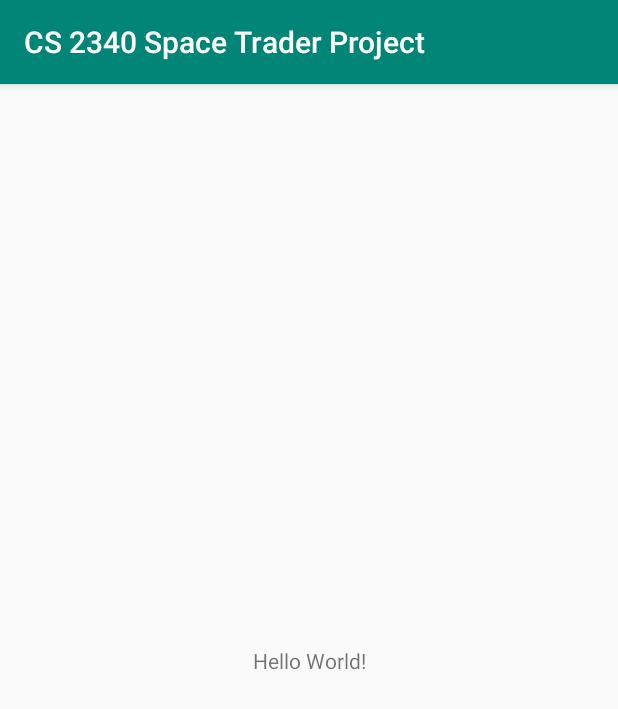
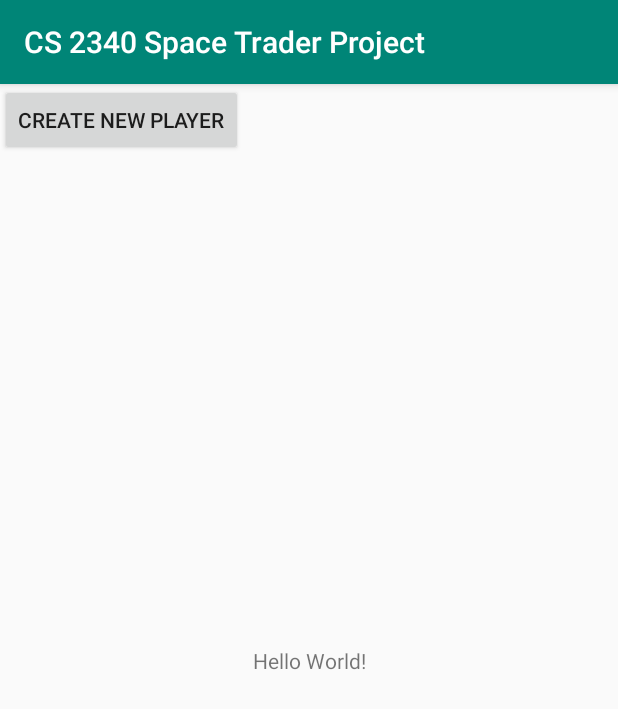
Before and after one commit to sairapoonnen/CS2340SpaceTraderProject, an Android app: the screen it shows after launch (MainActivity), on a phone screen of 412 x 824 dp. Shown: the top 709 px of the screen. Run offline under Robolectric (Android 15) with nearby library versions, the phone set to English and light mode, and no system bars.

Commit message:
link ConfigurationActivity screen to MainActivity screen

```diff
--- a/app/src/main/AndroidManifest.xml
+++ b/app/src/main/AndroidManifest.xml
@@ -17,7 +17,8 @@
             </intent-filter>
         </activity>
         <activity
-            android:name=".views.ConfigurationActivity" />
+            android:name=".views.ConfigurationActivity"
+            android:parentActivityName=".views.MainActivity"/>
     </application>
 
 </manifest>
--- a/app/src/main/java/cs2340/gatech/edu/cs2340spacetraderproject/views/ConfigurationActivity.java
+++ b/app/src/main/java/cs2340/gatech/edu/cs2340spacetraderproject/views/ConfigurationActivity.java
@@ -44,7 +44,7 @@ public class ConfigurationActivity extends AppCompatActivity{
     }
 
     /*Button handler for the Create Player button*/
-    public void onCreatePress(View view) {
+    public void onCreatePressed(View view) {
         player.setName(nameField.getText().toString());
         player.setGameDifficulty((String) difficultySpinner.getSelectedItem());
     }
--- a/app/src/main/java/cs2340/gatech/edu/cs2340spacetraderproject/views/MainActivity.java
+++ b/app/src/main/java/cs2340/gatech/edu/cs2340spacetraderproject/views/MainActivity.java
@@ -4,6 +4,10 @@ import android.support.v7.app.AppCompatActivity;
 import android.os.Bundle;
 
 import cs2340.gatech.edu.cs2340spacetraderproject.R;
+import android.content.Intent;
+import android.view.View;
+import android.view.View.OnClickListener;
+import android.widget.Button;
 
 public class MainActivity extends AppCompatActivity {
 
@@ -11,5 +15,13 @@ public class MainActivity extends AppCompatActivity {
     protected void onCreate(Bundle savedInstanceState) {
         super.onCreate(savedInstanceState);
         setContentView(R.layout.activity_main);
+
+        Button makePlayer = (Button) findViewById(R.id.new_player);
+
+        makePlayer.setOnClickListener(new OnClickListener(){
+            public void onClick(View v) {
+                startActivity(new Intent(MainActivity.this, ConfigurationActivity.class));
+            }
+        });
     }
 }
--- a/app/src/main/res/layout/activity_main.xml
+++ b/app/src/main/res/layout/activity_main.xml
@@ -15,4 +15,10 @@
         app:layout_constraintRight_toRightOf="parent"
         app:layout_constraintTop_toTopOf="parent" />
 
+    <Button
+        android:layout_width="wrap_content"
+        android:layout_height="wrap_content"
+        android:text="Create New Player"
+        android:id="@+id/new_player"/>
+
 </android.support.constraint.ConstraintLayout>
```
Also changed, not shown: 519 other files.
